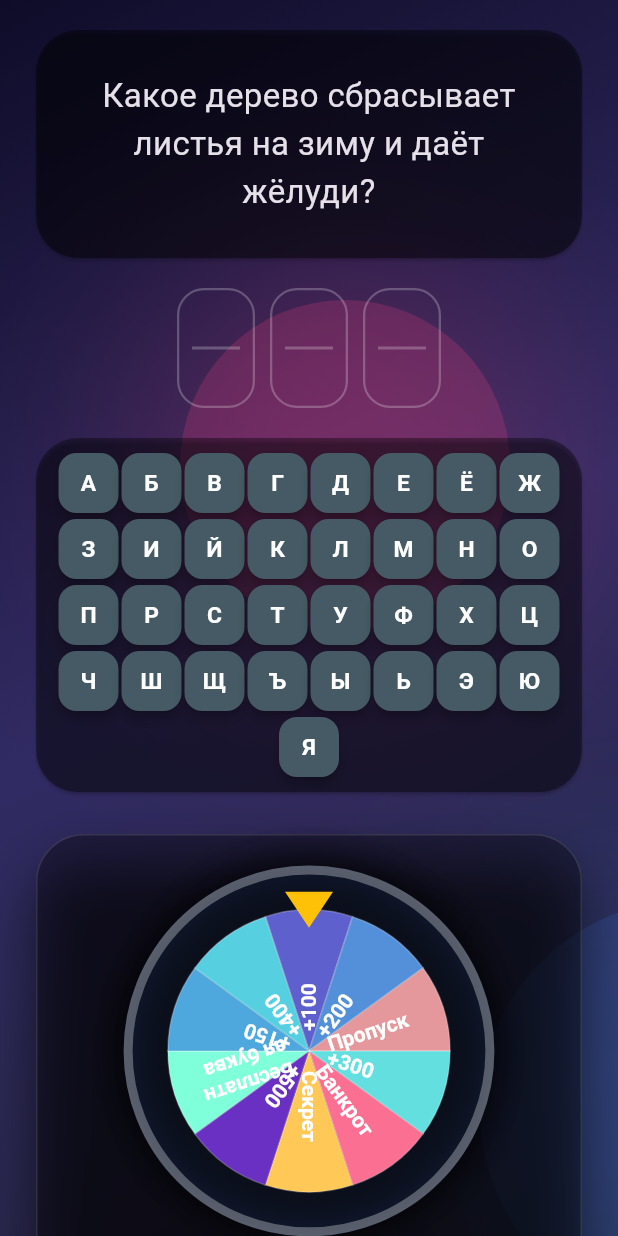
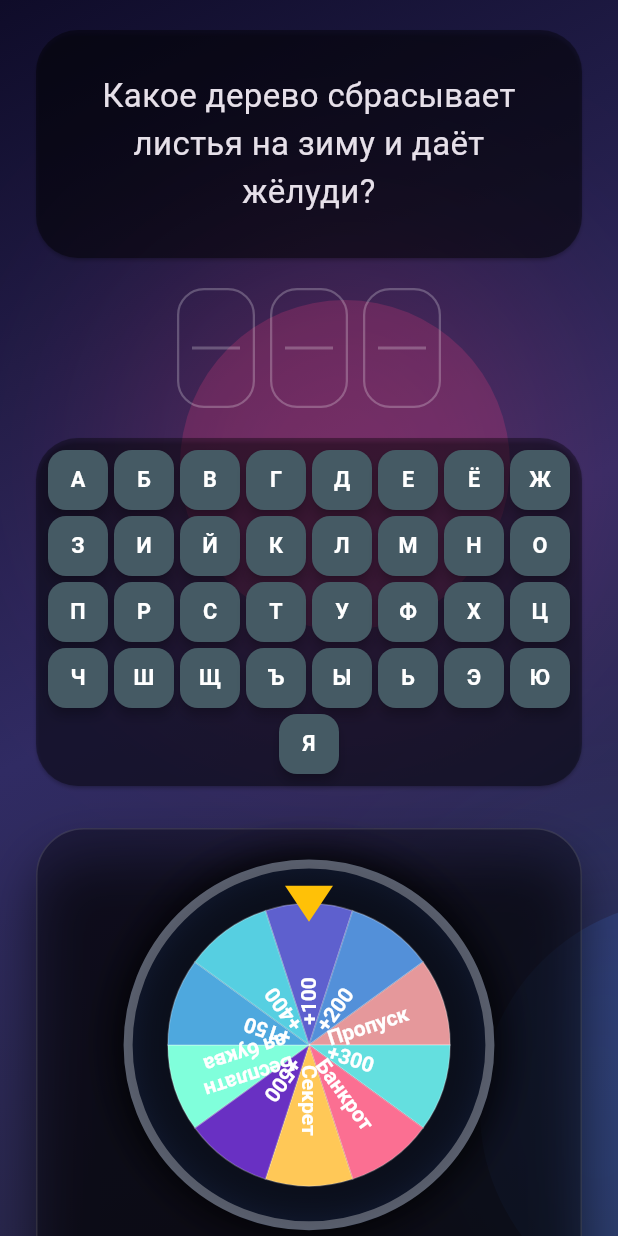
Before and after one commit to ToperGG228/moderator, a Flutter app: the screen it shows after launch, on a phone screen of 412 x 824 dp. Run offline on Flutter 3.47's test engine with Material 3 defaults, Android fonts, the phone set to English and light mode, and no system bars; drawn by our look-alikes of flutter_fortune_wheel.

Commit message:
Refine wide layout composition

```diff
--- a/lib/widgets/letter_keyboard.dart
+++ b/lib/widgets/letter_keyboard.dart
@@ -29,9 +29,9 @@ class LetterKeyboard extends StatelessWidget {
         final maxWidth = constraints.maxWidth;
         double tileSize;
         if (maxWidth < 360) {
-          tileSize = 40;
+          tileSize = 38;
         } else if (maxWidth < 520) {
-          tileSize = 43;
+          tileSize = 42;
         } else {
           tileSize = 45;
         }
@@ -43,8 +43,8 @@ class LetterKeyboard extends StatelessWidget {
                   padding: const EdgeInsets.symmetric(vertical: 2),
                   child: Wrap(
                     alignment: WrapAlignment.center,
-                    spacing: 2,
-                    runSpacing: 3,
+                    spacing: 4,
+                    runSpacing: 4,
                     children: row
                         .map(
                           (letter) => _LetterButton(
@@ -96,13 +96,15 @@ class _LetterButton extends StatelessWidget {
             padding: EdgeInsets.zero,
           ),
           onPressed: onTap,
+          child: Center(
             child: FittedBox(
               fit: BoxFit.scaleDown,
               child: Text(
                 letter,
                 style: TextStyle(
                   fontSize: size * 0.38,
-                fontWeight: FontWeight.bold,
+                  fontWeight: FontWeight.w700,
+                ),
               ),
             ),
           ),
```
Also changed, not shown: lib/main.dart (+26 -15 lines). Lines whose indentation alone changed are shown as unchanged.
